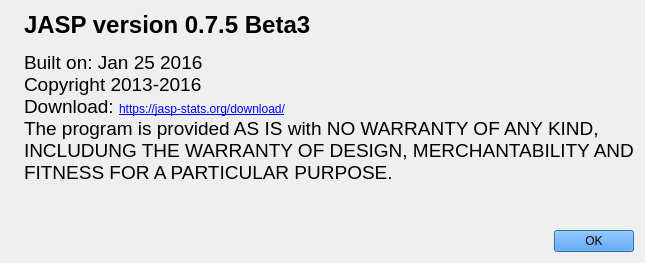
jasp-stats/jasp-desktop, file JASP-Desktop/aboutdialog.ui: the form before one commit.
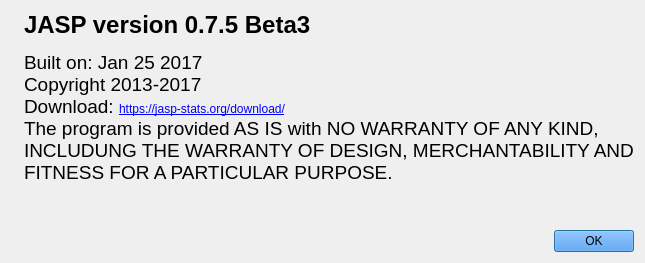
The form after the commit. Icons and pictures are not drawn.

The edit to the form file:
```diff
--- a/JASP-Desktop/aboutdialog.ui
+++ b/JASP-Desktop/aboutdialog.ui
@@ -124,7 +124,7 @@
           </sizepolicy>
          </property>
          <property name="text">
-          <string>&lt;html&gt;&lt;head/&gt;&lt;body&gt;&lt;p&gt;&lt;span style=&quot; font-size:18pt; font-weight:600;&quot;&gt;JASP version 0.7.5 Beta3&lt;/span&gt;&lt;/p&gt;&lt;p&gt;&lt;span style=&quot; font-size:14pt;&quot;&gt;Built on: Jan 25 2016&lt;br/&gt;Copyright 2013-2016&lt;br/&gt;Download: &lt;/span&gt;&lt;a href=&quot;https://jasp-stats.org/download/&quot;&gt;&lt;span style=&quot; text-decoration: underline; color:#0000ff;&quot;&gt;https://jasp-stats.org/download/&lt;/span&gt;&lt;/a&gt;&lt;span style=&quot; font-size:14pt;&quot;&gt;&lt;br/&gt;The program is provided AS IS with NO WARRANTY OF ANY KIND,&lt;br/&gt;INCLUDUNG THE WARRANTY OF DESIGN, MERCHANTABILITY AND&lt;br/&gt;FITNESS FOR A PARTICULAR PURPOSE.&lt;/span&gt;&lt;/p&gt;&lt;p&gt;&lt;br/&gt;&lt;/p&gt;&lt;/body&gt;&lt;/html&gt;</string>
+          <string>&lt;html&gt;&lt;head/&gt;&lt;body&gt;&lt;p&gt;&lt;span style=&quot; font-size:18pt; font-weight:600;&quot;&gt;JASP version 0.7.5 Beta3&lt;/span&gt;&lt;/p&gt;&lt;p&gt;&lt;span style=&quot; font-size:14pt;&quot;&gt;Built on: Jan 25 2017&lt;br/&gt;Copyright 2013-2017&lt;br/&gt;Download: &lt;/span&gt;&lt;a href=&quot;https://jasp-stats.org/download/&quot;&gt;&lt;span style=&quot; text-decoration: underline; color:#0000ff;&quot;&gt;https://jasp-stats.org/download/&lt;/span&gt;&lt;/a&gt;&lt;span style=&quot; font-size:14pt;&quot;&gt;&lt;br/&gt;The program is provided AS IS with NO WARRANTY OF ANY KIND,&lt;br/&gt;INCLUDUNG THE WARRANTY OF DESIGN, MERCHANTABILITY AND&lt;br/&gt;FITNESS FOR A PARTICULAR PURPOSE.&lt;/span&gt;&lt;/p&gt;&lt;p&gt;&lt;br/&gt;&lt;/p&gt;&lt;/body&gt;&lt;/html&gt;</string>
          </property>
          <property name="openExternalLinks">
           <bool>true</bool>
```
